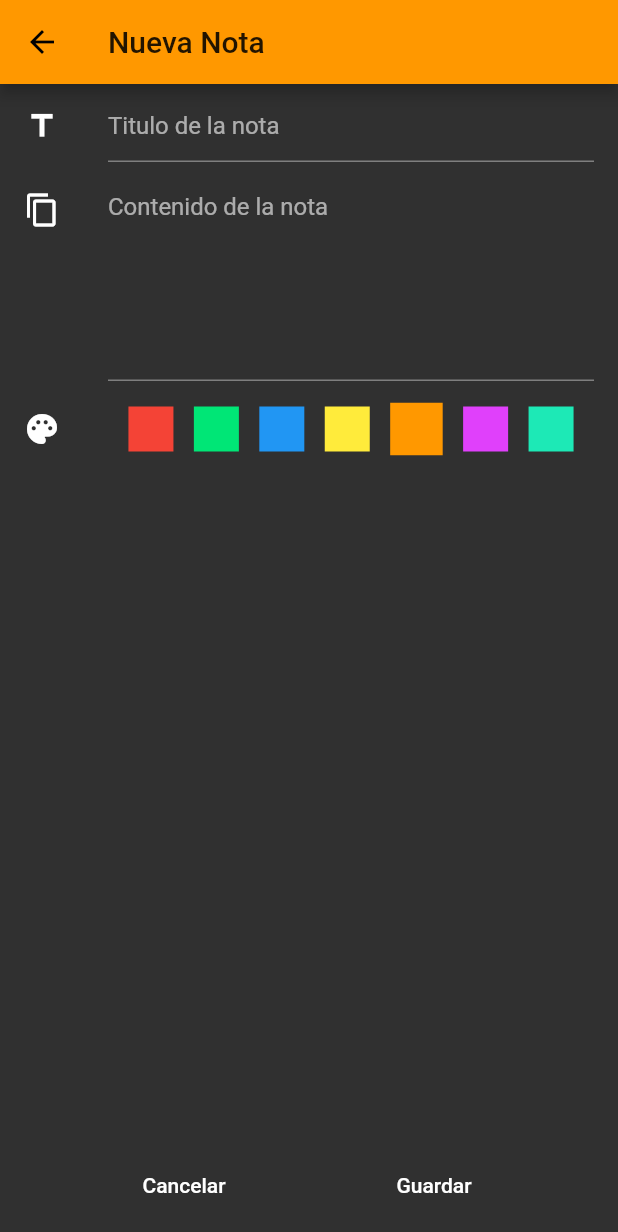
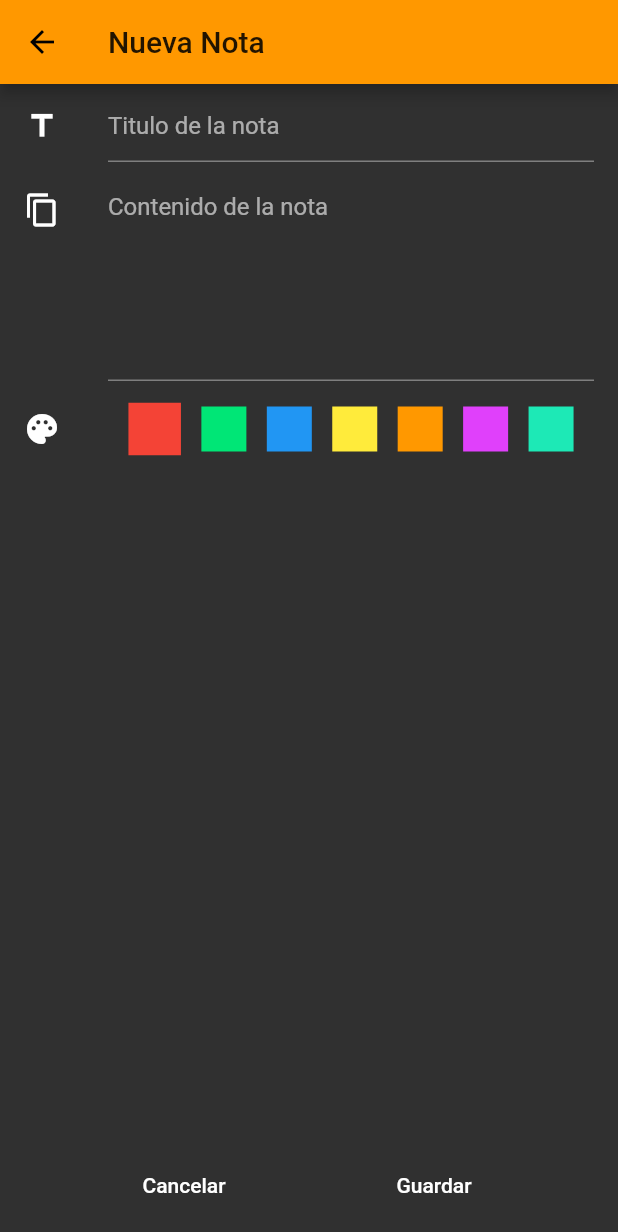
Before and after one commit to Daniel13ds/Notas-Flutter, a Flutter app: the NotesForm screen opened by its route, on a phone screen of 412 x 824 dp. Shown: the top 1232 px of the screen. Run offline on Flutter 3.47's test engine with Material 2 defaults, Android fonts, the phone set to English and light mode, and no system bars.

Commit message:
Refactorizada la Selección de Color

```diff
--- a/lib/pages/notesForm.dart
+++ b/lib/pages/notesForm.dart
@@ -1,20 +1,13 @@
 import 'package:flutter/cupertino.dart';
 import 'package:flutter/material.dart';
 import 'package:notas_flutter/models/note.dart';
+import 'package:notas_flutter/widgets/colorPicker.dart';
 
-class NotesForm extends StatefulWidget {
+class NotesForm extends StatelessWidget {
   static final route = '/notesForm';
-
-  @override
-  _NotesFormState createState() => _NotesFormState();
-}
-
-class _NotesFormState extends State<NotesForm> {
   final GlobalKey<FormState> _formKey = GlobalKey<FormState>();
 
   Note note = Note();
-
-  NoteColor _selectedColor = NoteColor.Orange;
 
   String _validateTitle(String value) {
     if (value == null || value == '') {
@@ -27,7 +20,6 @@ class _NotesFormState extends State<NotesForm> {
   saveForm(BuildContext context) {
     if (_formKey.currentState.validate()) {
       _formKey.currentState.save();
-      note.color = _selectedColor;
       NOTES.add(note);
       note = Note();
       Navigator.pop(context, true);
@@ -67,22 +59,9 @@ class _NotesFormState extends State<NotesForm> {
         ),
         ListTile(
           leading: Icon(Icons.palette),
-          title: Row(
-              mainAxisAlignment: MainAxisAlignment.spaceEvenly,
-              children: NoteColor.values.map((NoteColor color) {
-                return GestureDetector(
-                  onTap: () {
-                    setState(() {
-                      _selectedColor = color;
-                    });
-                  },
-                  child: Container(
-                    width: color == _selectedColor ? 35 : 30,
-                    height: color == _selectedColor ? 35 : 30,
-                    color: Note.getMaterialEnumColor(color),
-                  ),
-                );
-              }).toList()),
+          title: ColorPicker(
+            onChanged: (color) => note.color = color,
+          ),
         )
       ]),
     );
--- /dev/null
+++ b/lib/widgets/colorPicker.dart
@@ -0,0 +1,34 @@
+import 'package:flutter/material.dart';
+import 'package:notas_flutter/models/note.dart';
+
+class ColorPicker extends StatefulWidget {
+  void Function(NoteColor) onChanged;
+  ColorPicker({this.onChanged});
+
+  @override
+  _ColorPickerState createState() => _ColorPickerState();
+}
+
+class _ColorPickerState extends State<ColorPicker> {
+  NoteColor _selectedColor = NoteColor.Red;
+  @override
+  Widget build(BuildContext context) {
+    return Row(
+        mainAxisAlignment: MainAxisAlignment.spaceEvenly,
+        children: NoteColor.values.map((NoteColor color) {
+          return GestureDetector(
+            onTap: () {
+              setState(() {
+                _selectedColor = color;
+              });
+              widget.onChanged(_selectedColor);
+            },
+            child: Container(
+              width: color == _selectedColor ? 35 : 30,
+              height: color == _selectedColor ? 35 : 30,
+              color: Note.getMaterialEnumColor(color),
+            ),
+          );
+        }).toList());
+  }
+}
```
